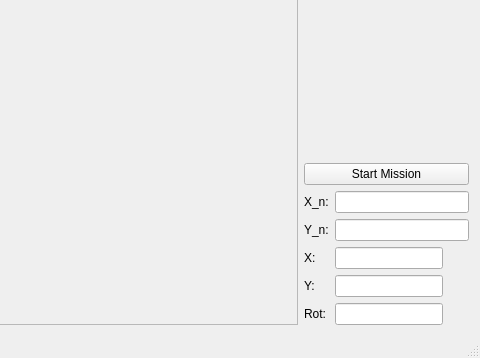
This is demoRMR/mainwindow.ui in Samwise101/Control-of-Mobile-Robots as Qt 5 draws it before an edit; both pictures show x 313 to 793 and y 293 to 651 of the 793 by 651 pixel window. The edited form follows.
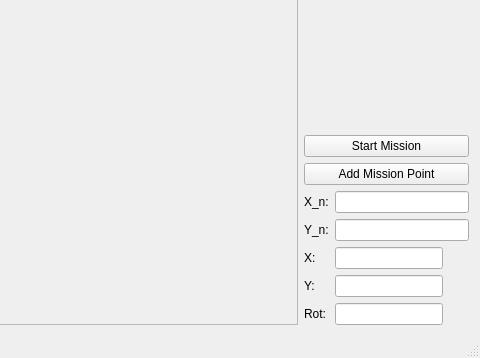
This is the edited form.

Commit message: Added fifo set points and ramp after stoping mission

What changed in the file:
```diff
--- a/demoRMR/mainwindow.ui
+++ b/demoRMR/mainwindow.ui
@@ -224,6 +224,13 @@
         </property>
        </widget>
       </item>
+      <item>
+       <widget class="QPushButton" name="pushButton_9">
+        <property name="text">
+         <string>Add Mission Point</string>
+        </property>
+       </widget>
+      </item>
       <item>
        <layout class="QGridLayout" name="gridLayout_3">
         <item row="4" column="0">
```
The commit also changes 4 other files.
